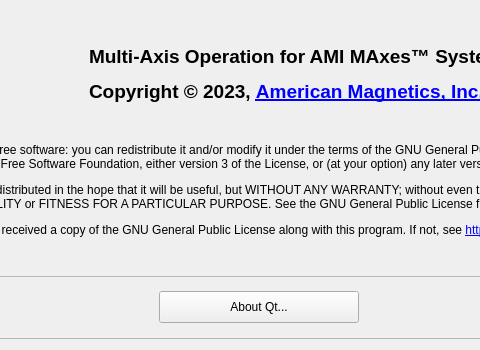
Above: Multi-Axis-Operation/aboutdialog.ui from American-Magnetics-Inc/multi-axis-operation before the change; both pictures show x 101 to 581 and y 0 to 350 of the 720 by 350 pixel window. Below: the same form after it.
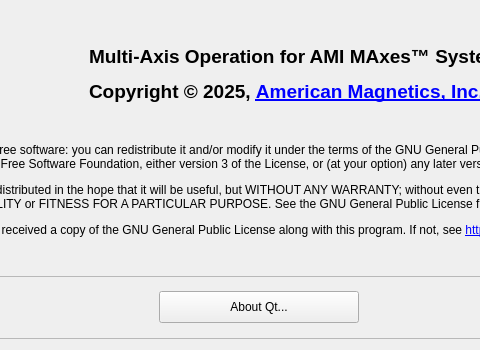
That is the form after the change. Icons and pictures are not drawn.

```diff
--- a/Multi-Axis-Operation/aboutdialog.ui
+++ b/Multi-Axis-Operation/aboutdialog.ui
@@ -62,7 +62,7 @@
       </font>
      </property>
      <property name="text">
-      <string>&lt;html&gt;&lt;head/&gt;&lt;body&gt;&lt;p&gt;Multi-Axis Operation for AMI MAxes™ Systems&lt;/p&gt;&lt;p&gt;Copyright © 2023, &lt;a href=&quot;http://www.americanmagnetics.com&quot;&gt;&lt;span style=&quot; text-decoration: underline; color:#0000ff;&quot;&gt;American Magnetics, Inc.&lt;/span&gt;&lt;/a&gt;&lt;/p&gt;&lt;/body&gt;&lt;/html&gt;</string>
+      <string>&lt;html&gt;&lt;head/&gt;&lt;body&gt;&lt;p&gt;Multi-Axis Operation for AMI MAxes™ Systems&lt;/p&gt;&lt;p&gt;Copyright © 2025, &lt;a href=&quot;http://www.americanmagnetics.com&quot;&gt;&lt;span style=&quot; text-decoration: underline; color:#0000ff;&quot;&gt;American Magnetics, Inc.&lt;/span&gt;&lt;/a&gt;&lt;/p&gt;&lt;/body&gt;&lt;/html&gt;</string>
      </property>
      <property name="alignment">
       <set>Qt::AlignLeading|Qt::AlignLeft|Qt::AlignVCenter</set>
```
Left out of the diff: 12 changed lines with no effect on the pictures.
